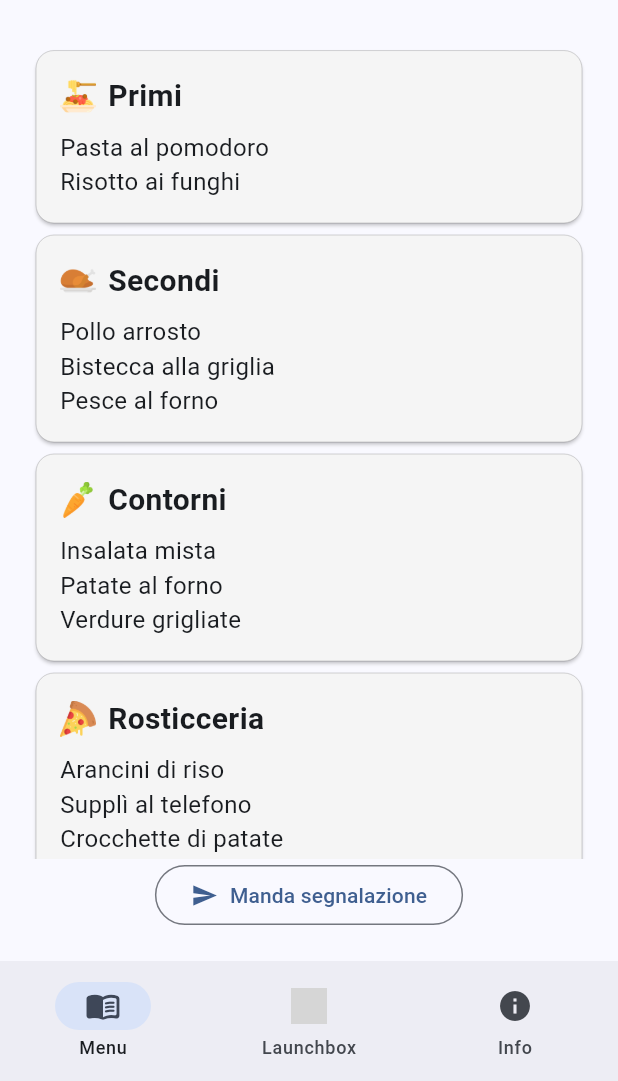
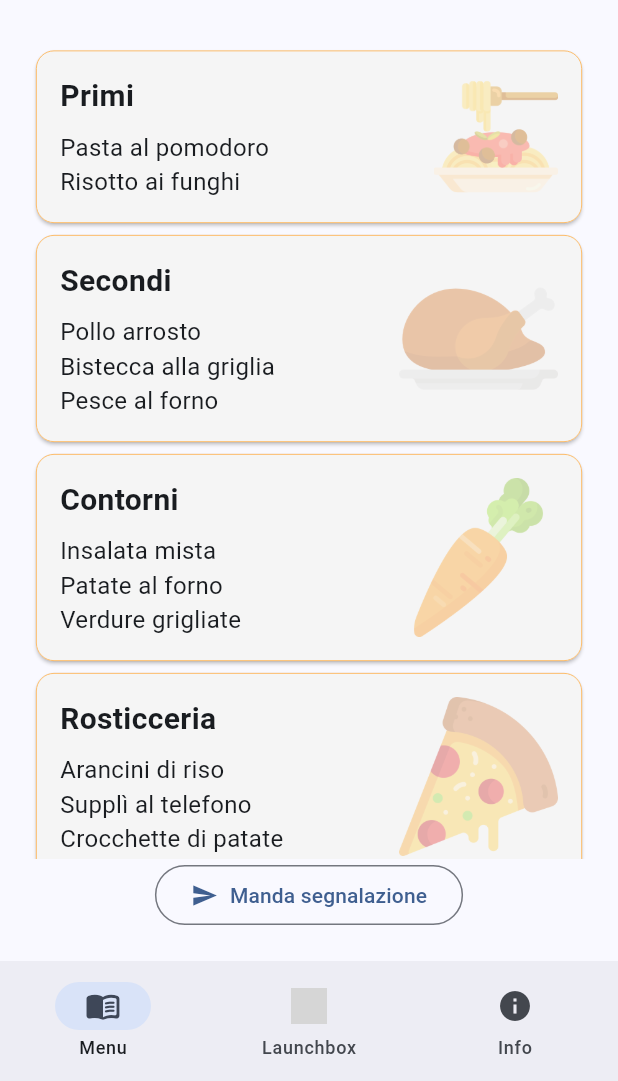
Before and after one commit to andreadimax/oggiamensa.app, a Flutter app: the screen it shows after launch, on a phone screen of 412 x 824 dp, the part 155-1236 px from its top. Run offline on Flutter 3.47's test engine with Material 3 defaults, Android fonts, the phone set to English and light mode, and no system bars; Roboto replaces fonts that are missing (Arial); grey boxes are pictures that could not be loaded.

Commit message:
change card design

```diff
--- a/lib/main.dart
+++ b/lib/main.dart
@@ -12,6 +12,7 @@ class MyApp extends StatelessWidget {
   @override
   Widget build(BuildContext context) {
     return MaterialApp(
+      debugShowCheckedModeBanner: false,
       title: "oggiamensa",
       theme: ThemeData(
         colorScheme: ColorScheme.fromSeed(seedColor: Color(0x002A5896)),
--- a/lib/mycard.dart
+++ b/lib/mycard.dart
@@ -14,23 +14,23 @@ class MyCard extends StatelessWidget {
       elevation: 1,
       shape: RoundedRectangleBorder(
         borderRadius: BorderRadius.circular(12),
-        side: BorderSide(
-          width: 0.1,
-        ),
+        side: BorderSide(width: 0.5, color: Colors.orangeAccent),
       ),
       child: Padding(
         padding: const EdgeInsets.all(16.0),
+        child: Container(
+          decoration: BoxDecoration(
+            image: DecorationImage(
+              image: AssetImage('asset/images/icons/${dishtype.name.toLowerCase()}.png'),
+              opacity: 0.4,
+              alignment: Alignment.bottomRight
+            ),
+          ),
           child: Column(
             crossAxisAlignment: CrossAxisAlignment.start,
             children: [
               Row(
                 children: [
-                Image.asset(
-                  'asset/images/icons/${dishtype.name.toLowerCase()}.png',
-                  width: 24,
-                  height: 24,
-                ),
-                SizedBox(width: 8),
                   Text(
                     dishtype.name,
                     style: TextStyle(
@@ -44,12 +44,18 @@ class MyCard extends StatelessWidget {
               SizedBox(height: 8),
               Column(
                 crossAxisAlignment: CrossAxisAlignment.start,
-              children: content.map((child) => Text(
+                children:
+                    content
+                        .map(
+                          (child) => Text(
                             child,
                             style: TextStyle(fontSize: 16, fontFamily: 'Arial'),
-              )).toList(),
+                          ),
+                        )
+                        .toList(),
               ),
             ],
+          ),
         ),
       ),
     );
--- a/pubspec.yaml
+++ b/pubspec.yaml
@@ -1,5 +1,5 @@
 name: oggiamensa
-description: "A new Flutter project."
+description: "oggiamensa app"
 # The following line prevents the package from being accidentally published to
 # pub.dev using `flutter pub publish`. This is preferred for private packages.
 publish_to: 'none' # Remove this line if you wish to publish to pub.dev
@@ -30,6 +30,8 @@ environment:
 dependencies:
   flutter:
     sdk: flutter
+
+  device_preview: ^1.3.1
 
   # The following adds the Cupertino Icons font to your application.
   # Use with the CupertinoIcons class for iOS style icons.
```
Also changed, not shown: pubspec.lock. Lines whose indentation alone changed are shown as unchanged.
